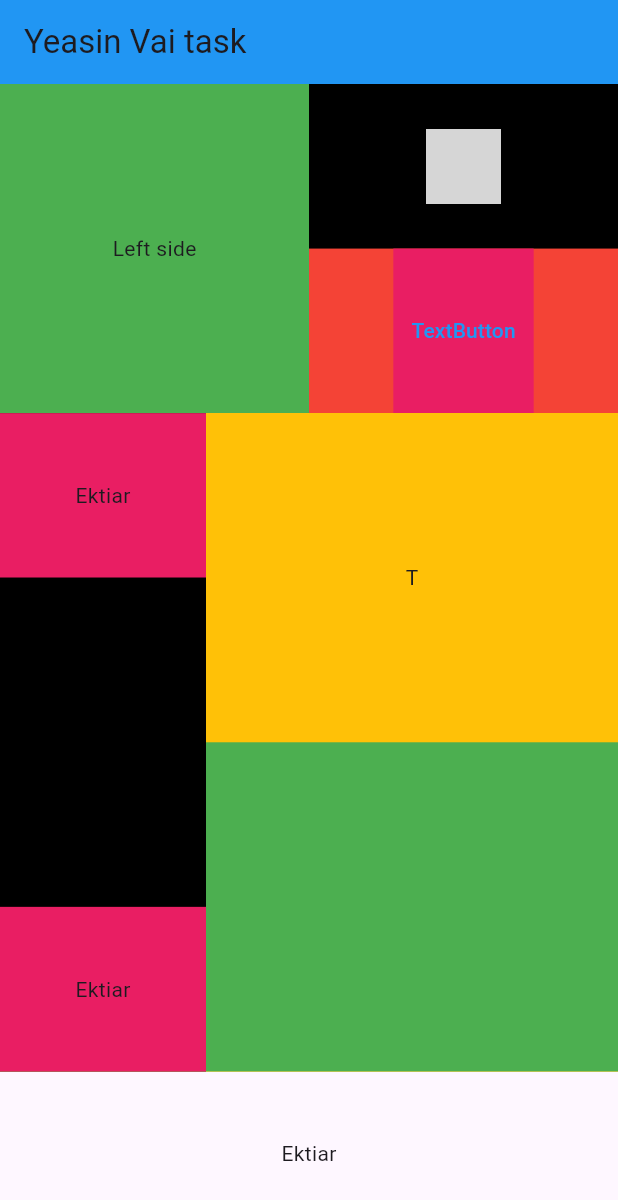
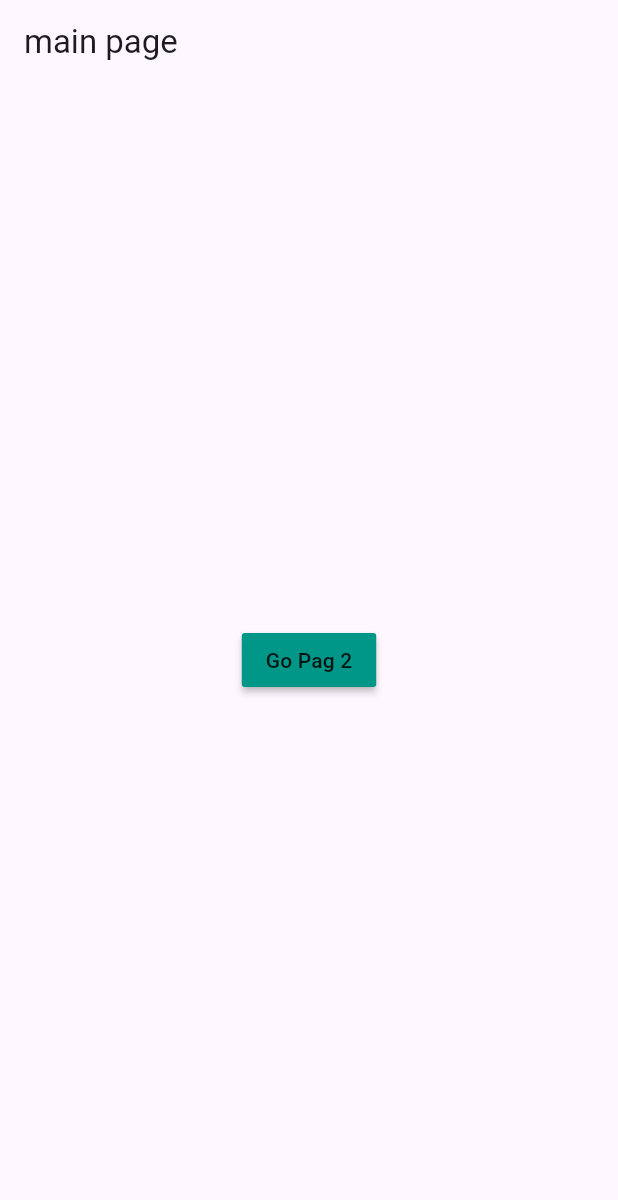
Before and after one commit to engektiar/Task-Flutter, a Flutter app: the screen it shows after launch, on a phone screen of 412 x 824 dp. Shown: the top 1200 px of the screen. Run offline on Flutter 3.47's test engine with Material 3 defaults, Android fonts, the phone set to English and light mode, and no system bars; grey boxes are pictures that could not be loaded.

```diff
--- a/lib/main.dart
+++ b/lib/main.dart
@@ -1,5 +1,5 @@
 import 'package:flutter/material.dart';
-import 'package:yasinvaitask/task.dart';
+import 'package:yasinvaitask/pageRute.dart';
 
 void main() {
   runApp(const Ektiar());
@@ -24,7 +24,7 @@ class _EktiarState extends State<Ektiar> {
         body: PageView(
           controller: _controller,
           children: [
-            Tesk(),
+            PageRute(),
           ],
         ),
       ),
--- /dev/null
+++ b/lib/pageRute.dart
@@ -0,0 +1,31 @@
+import 'package:flutter/material.dart';
+import 'package:yasinvaitask/page1.dart';
+
+class PageRute extends StatelessWidget {
+  const PageRute({super.key});
+
+  @override
+  Widget build(BuildContext context) {
+    return Scaffold(
+      appBar: AppBar(
+        title: Text("main page"),
+      ),
+      body: Container(
+        width: double.infinity,
+        child: Column(
+          mainAxisAlignment: MainAxisAlignment.center,
+          children: [
+            MaterialButton(
+              color: Colors.teal,
+              onPressed: () {
+                Navigator.of(context)
+                    .push(MaterialPageRoute(builder: (context) => Page1()));
+              },
+              child: Text("Go Pag 2"),
+            )
+          ],
+        ),
+      ),
+    );
+  }
+}
```
Also changed, not shown: lib/page1.dart (added, +27 -0 lines), lib/page2.dart (added, +25 -0 lines).
